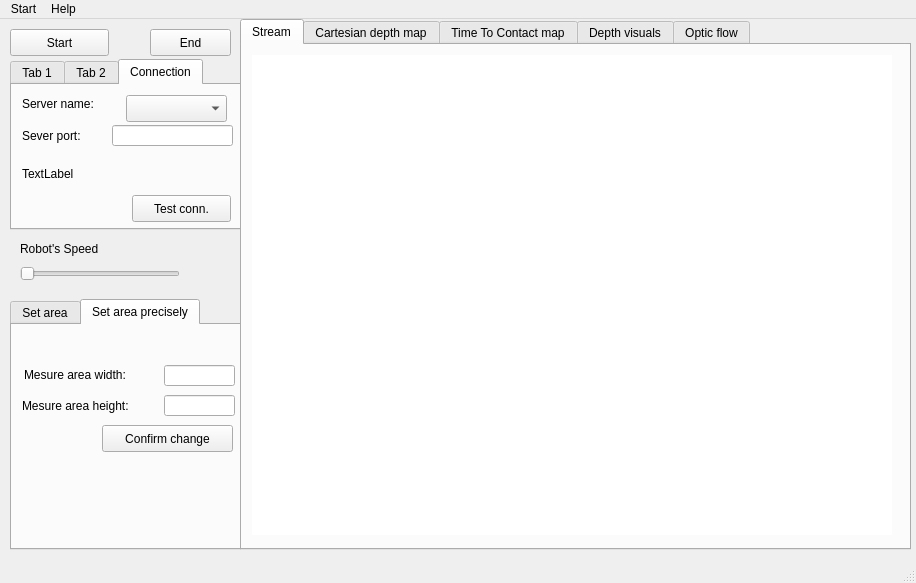
The window that src/mainwindow.ui (ema-siema/inzynierka) describes before a commit, drawn with Qt 5.
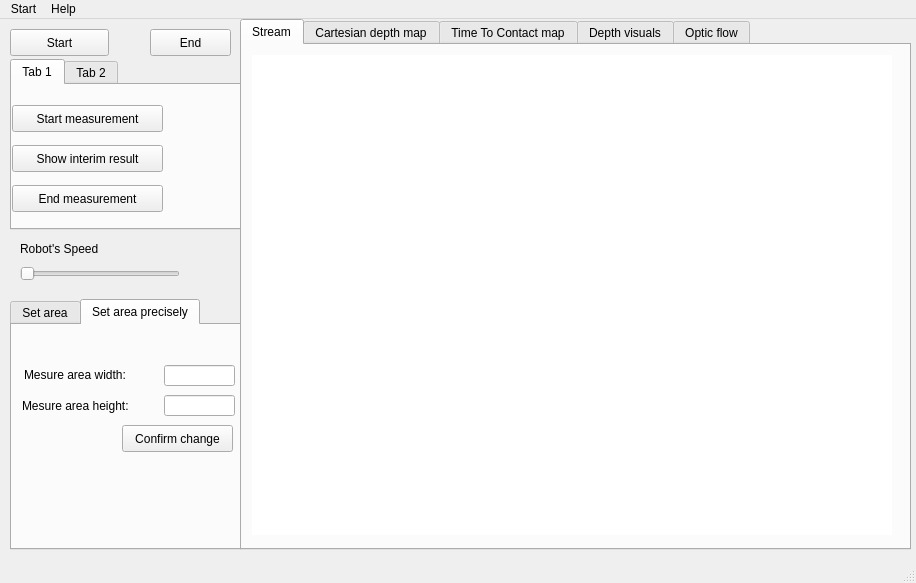
The same window after the commit. The open tabs and pages were chosen to show the change.

What changed in the file:
```diff
--- a/src/mainwindow.ui
+++ b/src/mainwindow.ui
@@ -69,7 +69,7 @@
      </rect>
     </property>
     <property name="currentIndex">
-     <number>4</number>
+     <number>0</number>
     </property>
     <widget class="QWidget" name="tab_4">
      <attribute name="title">
@@ -187,7 +187,7 @@
      </rect>
     </property>
     <property name="currentIndex">
-     <number>1</number>
+     <number>0</number>
     </property>
     <widget class="QWidget" name="tab_6">
      <attribute name="title">
@@ -347,9 +347,9 @@
      <widget class="QPushButton" name="pushButton_7">
       <property name="geometry">
        <rect>
-        <x>90</x>
+        <x>110</x>
         <y>100</y>
-        <width>131</width>
+        <width>111</width>
         <height>27</height>
        </rect>
       </property>
@@ -405,7 +405,7 @@
      </widget>
     </widget>
    </widget>
-   <widget class="QTabWidget" name="ConnectionTab">
+   <widget class="QTabWidget" name="tabWidget_3">
     <property name="geometry">
      <rect>
       <x>10</x>
@@ -460,19 +460,6 @@
        <string>End measurement</string>
       </property>
      </widget>
-     <widget class="QCheckBox" name="checkBox">
-      <property name="geometry">
-       <rect>
-        <x>160</x>
-        <y>70</y>
-        <width>70</width>
-        <height>17</height>
-       </rect>
-      </property>
-      <property name="text">
-       <string>heheszki</string>
-      </property>
-     </widget>
     </widget>
     <widget class="QWidget" name="tab_9">
      <attribute name="title">
@@ -531,83 +518,6 @@
       </property>
      </widget>
     </widget>
-    <widget class="QWidget" name="tab_10">
-     <attribute name="title">
-      <string>Connection</string>
-     </attribute>
-     <widget class="QLabel" name="hostLabel">
-      <property name="geometry">
-       <rect>
-        <x>10</x>
-        <y>10</y>
-        <width>101</width>
-        <height>17</height>
-       </rect>
-      </property>
-      <property name="text">
-       <string>Server name:</string>
-      </property>
-     </widget>
-     <widget class="QLabel" name="label_18">
-      <property name="geometry">
-       <rect>
-        <x>10</x>
-        <y>40</y>
-        <width>91</width>
-        <height>21</height>
-       </rect>
-      </property>
-      <property name="text">
-       <string>Sever port:</string>
-      </property>
-     </widget>
-     <widget class="QLabel" name="statusLabel">
-      <property name="geometry">
-       <rect>
-        <x>10</x>
-        <y>80</y>
-        <width>211</width>
-        <height>17</height>
-       </rect>
-      </property>
-      <property name="text">
-       <string>TextLabel</string>
-      </property>
-     </widget>
-     <widget class="QPushButton" name="getFortuneButton">
-      <property name="geometry">
-       <rect>
-        <x>120</x>
-        <y>110</y>
-        <width>99</width>
-        <height>27</height>
-       </rect>
-      </property>
-      <property name="text">
-       <string>Test conn.</string>
-      </property>
-     </widget>
-     <widget class="QLineEdit" name="portLineEdit">
-      <property name="geometry">
-       <rect>
-        <x>100</x>
-        <y>40</y>
-        <width>121</width>
-        <height>21</height>
-       </rect>
-      </property>
-     </widget>
-     <widget class="QComboBox" name="hostCombo">
-      <property name="geometry">
-       <rect>
-        <x>114</x>
-        <y>10</y>
-        <width>101</width>
-        <height>27</height>
-       </rect>
-      </property>
-     </widget>
-    </widget>
    </widget>
    <widget class="QPushButton" name="pushButton_8">
     <property name="geometry">
@@ -622,7 +532,7 @@
      <string>End</string>
     </property>
    </widget>
-   <zorder>ConnectionTab</zorder>
+   <zorder>tabWidget_3</zorder>
    <zorder>pushButton</zorder>
    <zorder>horizontalSlider</zorder>
    <zorder>label</zorder>
@@ -636,7 +546,7 @@
      <x>0</x>
      <y>0</y>
      <width>916</width>
-     <height>21</height>
+     <height>25</height>
     </rect>
    </property>
    <widget class="QMenu" name="menuRelative_Depth">
```
Left out of the diff: 22 changed lines with no effect on the pictures.
